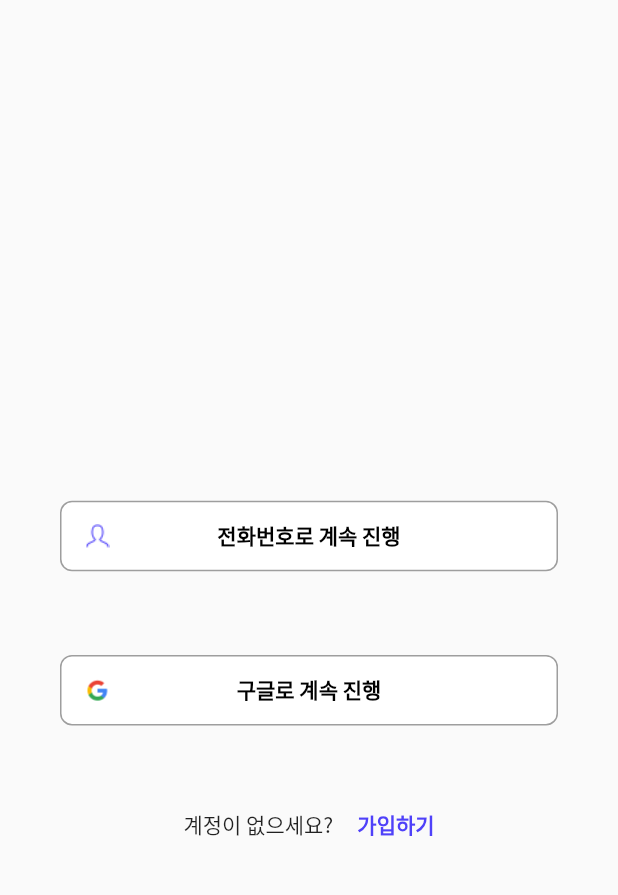
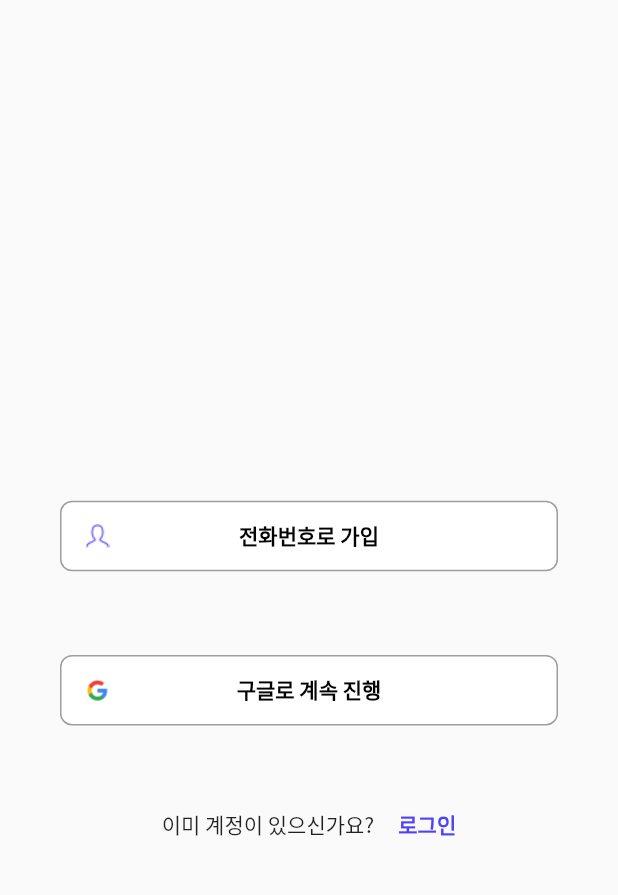
Before and after one commit to sirasatarato/hipet-flutter, a Flutter app: the JoinFinPage screen opened directly, after a tap on "확인", on a phone screen of 412 x 824 dp, the part 288-1183 px from its top. Run offline on Flutter 3.47's test engine with Material 2 defaults, Android fonts, the phone set to English and light mode, and no system bars; our stand-ins replace dio, file_picker, firebase_auth, firebase_core, flutter_svg, fluttericon and 6 more; missing offline and left inert: video_compress; accounts and stored records are empty; network calls fail.

Commit message:
Upgrade sign way

```diff
--- a/hipet/lib/main.dart
+++ b/hipet/lib/main.dart
@@ -2,7 +2,6 @@ import 'package:firebase_core/firebase_core.dart';
 import 'package:flutter/material.dart';
 import 'package:get/get.dart';
 import 'package:hipet/src/configs/themes.dart';
-import 'package:hipet/src/controller/sign/login_controller.dart';
 import 'package:hipet/src/controller/user_info_controller.dart';
 import 'package:hipet/src/pages/sign/sign_page.dart';
 import 'package:hipet/src/pages/splash_page.dart';
@@ -20,8 +19,6 @@ void main() async {
 }
 
 class MyApp extends StatelessWidget {
-  final LoginController _loginController = Get.put(LoginController());
-
   @override
   Widget build(BuildContext context) {
     return GetMaterialApp(
@@ -32,7 +29,6 @@ class MyApp extends StatelessWidget {
         future: _getIsLogin(),
         builder: (context, AsyncSnapshot snapshot) {
           if(snapshot.connectionState == ConnectionState.done) {
-            _loginController.isLogin = snapshot.data;
             return SignPage();
           }
 
--- a/hipet/lib/src/controller/content/post_controller.dart
+++ b/hipet/lib/src/controller/content/post_controller.dart
@@ -11,8 +11,7 @@ class PostController extends GetxController with ApiCore {
 
   PostController() {
     dio.get('api/post').then((response) {
-      print(response.data);
-      _mainPost.value = Post.fromJson(response.data);
+      if((response.data as String).isNotEmpty) _mainPost.value = Post.fromJson(response.data);
     });
   }
 }
--- a/hipet/lib/src/controller/content/user_controller.dart
+++ b/hipet/lib/src/controller/content/user_controller.dart
@@ -22,7 +22,7 @@ class UserController extends getx.GetxController with ApiCore {
     print(response.data);
     _user.value = UserModel.fromJson(response.data);
 
-    if(response.data['uid'].toString().isNotEmpty) {
+    if (response.data['uid'].toString().isNotEmpty) {
       var newDio = Dio(BaseOptions(
         baseUrl: ApiCore.baseUrl,
         contentType: 'multipart/form-data',
@@ -44,7 +44,7 @@ class UserController extends getx.GetxController with ApiCore {
 
       var res = await newDio.get('api/post');
       print(res.data);
-      _userPost.value = (res.data as List).map((e) => Post.fromJson(e)).toList();
+      update(_userPost.value = (res.data as List).map((e) => Post.fromJson(e)).toList());
     }
   }
 
--- a/hipet/lib/src/controller/sign/login_controller.dart
+++ /dev/null
@@ -1,15 +0,0 @@
-import 'package:get/get.dart';
-import 'package:hipet/src/util/database_helper.dart';
-
-class LoginController extends GetxController {
-  Rx<bool> _isLogin = false.obs;
-
-  bool get isLogin => _isLogin.value;
-
-  set isLogin(bool value) {
-    DatabaseHelper().isLogin = value;
-    _isLogin.value = value;
-  }
-
-  void switchIsLogin() => _isLogin.value = !_isLogin.value;
-}
--- a/hipet/lib/src/controller/sign/sign_up_controller.dart
+++ b/hipet/lib/src/controller/sign/sign_up_controller.dart
@@ -1,7 +1,7 @@
 import 'package:dio/dio.dart';
+import 'package:fluttertoast/fluttertoast.dart';
 import 'package:get/get.dart' as getx;
-
-import '../user_info_controller.dart';
+import 'package:hipet/src/controller/user_info_controller.dart';
 
 class SignUpController extends getx.GetxController {
   Future<bool> signUpApi(String survey) async {
@@ -19,6 +19,7 @@ class SignUpController extends getx.GetxController {
       return response.statusCode == 201;
     } on DioError catch (e) {
       var data = e.response!.data;
+      Fluttertoast.showToast(msg: data['errorDescription']);
       print('errorMessage: ${data['errorMessage']}');
       print('errorCode: ${data['errorCode']}');
       print('errorDescription: ${data['errorDescription']}');
--- a/hipet/lib/src/model/sign_type.dart
+++ b/hipet/lib/src/model/sign_type.dart
@@ -4,7 +4,6 @@ import 'package:hipet/src/pages/sign/pick_topic_page.dart';
 enum SignType {
   PHONE,
   GOOGLE,
-  FACEBOOK,
 }
 
 extension SignTypeExtension on SignType {
@@ -13,7 +12,6 @@ extension SignTypeExtension on SignType {
       case SignType.PHONE:
         return PhonePage();
       case SignType.GOOGLE:
-      case SignType.FACEBOOK:
         return PickTopicPage();
     }
   }
--- a/hipet/lib/src/pages/content/home_page.dart
+++ b/hipet/lib/src/pages/content/home_page.dart
@@ -14,7 +14,7 @@ class HomePage extends StatelessWidget with AppbarMaker {
   @override
   Widget build(BuildContext context) {
     return Scaffold(
-      backgroundColor: Colors.transparent,
+      backgroundColor: Colors.black,
       body: Stack(
         children: [
           VideoPage(),
--- a/hipet/lib/src/pages/sign/join_fin_page.dart
+++ b/hipet/lib/src/pages/sign/join_fin_page.dart
@@ -1,13 +1,10 @@
 import 'package:flutter/material.dart';
 import 'package:get/get.dart';
-import 'package:hipet/src/controller/sign/login_controller.dart';
 import 'package:hipet/src/pages/sign/sign_page.dart';
 import 'package:hipet/src/widgets/logo.dart';
 import 'package:hipet/src/widgets/widest_button.dart';
 
 class JoinFinPage extends StatelessWidget {
-  final LoginController _loginController = Get.find();
-
   @override
   Widget build(BuildContext context) {
     return Scaffold(
@@ -38,7 +35,6 @@ class JoinFinPage extends StatelessWidget {
           '확인',
           isColored: true,
           clickEvent: () {
-            _loginController.isLogin = true;
             Get.offAll(() => SignPage());
           },
         ),
--- a/hipet/lib/src/pages/sign/phone_page.dart
+++ b/hipet/lib/src/pages/sign/phone_page.dart
@@ -78,7 +78,7 @@ class PhonePage extends StatelessWidget with AppbarMaker {
                     '재발송',
                     style: Get.textTheme.button!.copyWith(color: Get.theme.accentColor),
                   ),
-                )
+                ),
               ],
             ),
           ],
@@ -101,7 +101,9 @@ class PhonePage extends StatelessWidget with AppbarMaker {
       () => WidestButton(
         '본인 인증',
         isColored: phoneController.isValid,
-        clickEvent: () => Get.to(() => PickTopicPage()),
+        clickEvent: () {
+          if(phoneController.isValid) Get.to(() => PickTopicPage());
+        },
       ),
     );
   }
--- a/hipet/lib/src/pages/sign/sign_page.dart
+++ b/hipet/lib/src/pages/sign/sign_page.dart
@@ -1,7 +1,7 @@
 import 'package:flutter/material.dart';
+import 'package:fluttertoast/fluttertoast.dart';
 import 'package:get/get.dart';
 import 'package:hipet/src/configs/binding.dart';
-import 'package:hipet/src/controller/sign/login_controller.dart';
 import 'package:hipet/src/controller/user_info_controller.dart';
 import 'package:hipet/src/mixin/api_core.dart';
 import 'package:hipet/src/model/sign_type.dart';
@@ -11,8 +11,8 @@ import 'package:hipet/src/widgets/logo.dart';
 import 'package:hipet/src/widgets/widest_button.dart';
 
 class SignPage extends StatelessWidget {
-  static final UserInfoController _userInfoController = Get.find();
-  static final LoginController _loginController = Get.find();
+  final UserInfoController _userInfoController = Get.find();
+  final isLogin = UserInfoController.firebaseToken.isNotEmpty.obs;
 
   @override
   Widget build(BuildContext context) {
@@ -27,7 +27,7 @@ class SignPage extends StatelessWidget {
             for (var i = 0; i < 5; i++) SizedBox(),
             Obx(
               () => WidestButton(
-                '전화번호로 ' + (_loginController.isLogin ? '계속 진행' : '가입'),
+                '전화번호로 ' + (isLogin.value ? '계속 진행' : '가입'),
                 imageAsset: 'assets/icon/ic_person.png',
                 clickEvent: () => clickLoginEvent(SignType.PHONE),
               ),
@@ -36,7 +36,6 @@ class SignPage extends StatelessWidget {
               '구글로 계속 진행',
               imageAsset: 'assets/icon/ic_Google.png',
               clickEvent: () {
-                _userInfoController.signInWithGoogle();
                 clickLoginEvent(SignType.GOOGLE);
               },
             ),
@@ -48,7 +47,8 @@ class SignPage extends StatelessWidget {
   }
 
   void clickLoginEvent(SignType type) {
-    if (_loginController.isLogin) {
+    if (isLogin.value) {
+      if (UserInfoController.firebaseToken.isNotEmpty) {
         Get.to(
           () {
             ApiCore.reloadCurrentUserForToken().then((value) {
@@ -64,25 +64,27 @@ class SignPage extends StatelessWidget {
           },
         );
       } else {
+        Fluttertoast.showToast(msg: '로그인이 안 되어 있습니다. 회원 가입해주시길 바랍니다.');
+      }
+    } else {
+      if (type == SignType.GOOGLE) _userInfoController.signInWithGoogle();
       Get.to(() => PolicyPage(type), binding: SignBinding());
     }
   }
 
   Row buildSignBottom() {
-    bool isLogin = _loginController.isLogin;
-
     return Row(
       mainAxisAlignment: MainAxisAlignment.center,
       children: [
         Text(
-          isLogin ? '계정이 없으세요?' : '이미 계정이 있으신가요?',
+          isLogin.value ? '계정이 없으세요?' : '이미 계정이 있으신가요?',
           style: Get.textTheme.bodyText1,
         ),
         SizedBox(width: 16),
         GestureDetector(
-          onTap: _loginController.switchIsLogin,
+          onTap: () => isLogin.value = !isLogin.value,
           child: Text(
-            isLogin ? '가입하기' : '로그인',
+            isLogin.value ? '가입하기' : '로그인',
             style: Get.textTheme.button!.copyWith(color: Get.theme.accentColor),
           ),
         ),
```
Also changed, not shown: hipet/lib/src/controller/user_info_controller.dart (+7 -1 lines), hipet/lib/src/mixin/api_core.dart (+11 -4 lines), hipet/lib/src/pages/content/video_page.dart (+9 -1 lines), hipet/lib/src/pages/sign/pick_topic_page.dart (+4 -7 lines). Lines whose indentation alone changed are shown as unchanged.
